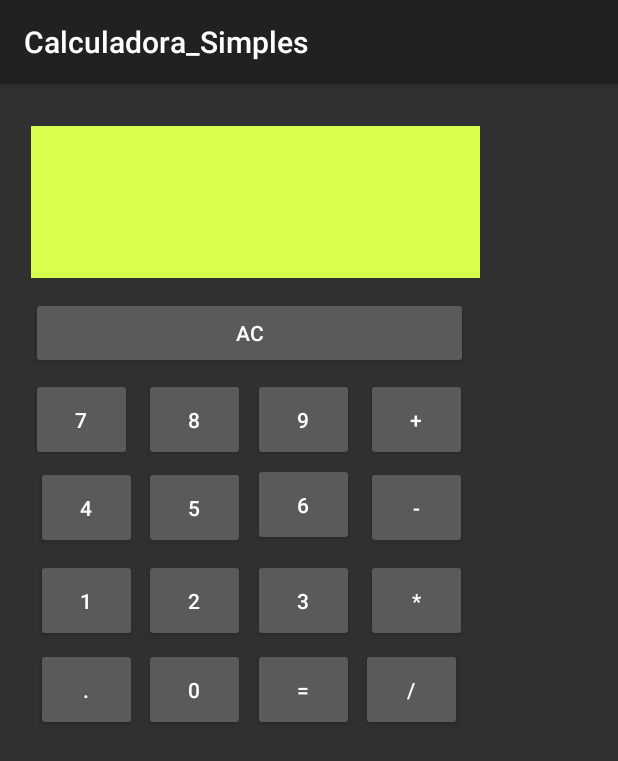
After one commit to EliasBarret/Tec_Android, an Android app: the CalculadoraSimples screen opened directly, with no data from a screen before it, on a phone screen of 412 x 824 dp. The commit adds this screen. Shown: the top 761 px of the screen. Run offline under Robolectric (Android 15) with nearby library versions, the phone set to English and light mode, and no system bars; libraries missing offline, so code that uses them is left out: com.evgenii.jsevaluator.

Commit message:
Atualização Project Android AV1

```diff
--- /dev/null
+++ b/MyApplication/app/src/main/java/globalsoft/com/myapplication/CalculadoraSimples.java
@@ -0,0 +1,179 @@
+package globalsoft.com.myapplication;
+
+import android.app.Activity;
+import android.os.Bundle;
+import android.view.View;
+import android.widget.Button;
+import android.widget.TextView;
+import android.widget.Toast;
+
+import com.evgenii.jsevaluator.JsEvaluator;
+import com.evgenii.jsevaluator.interfaces.JsCallback;
+
+
+public class CalculadoraSimples extends Activity {
+
+    Button b1x, b2x, b3x, b4x, b5x, b6x, b7x, b8x, b9x, b0x, btIgualx, btSomax, btDivx, btMenosx, btVezesx, bpontox, Pare1, Pare2, Acx, Belevado, Braiz, bdel;
+    TextView visorx;
+    String kx;
+    JsEvaluator jsEvaluator = new JsEvaluator(this);
+
+    @Override
+    protected void onCreate(Bundle savedInstanceState) {
+        super.onCreate(savedInstanceState);
+        setContentView(R.layout.activity_calculadora_simples);
+
+
+        visorx = (TextView) findViewById(R.id.TvTela);
+        kx = visorx.getText().toString();
+
+        b1x = (Button) findViewById(R.id.b1x);
+        b1x.setOnClickListener(new View.OnClickListener() {
+            @Override
+            public void onClick(View view) {
+                visorx.setText(kx += "1");
+
+            }
+        });
+        b2x = (Button) findViewById(R.id.b2x);
+        b2x.setOnClickListener(new View.OnClickListener() {
+            @Override
+            public void onClick(View view) {
+                visorx.setText(kx += "2");
+            }
+        });
+        b3x = (Button) findViewById(R.id.b3x);
+        b3x.setOnClickListener(new View.OnClickListener() {
+            @Override
+            public void onClick(View view) {
+                visorx.setText(kx += "3");
+            }
+        });
+        b4x = (Button) findViewById(R.id.b4x);
+        b4x.setOnClickListener(new View.OnClickListener() {
+            @Override
+            public void onClick(View view) {
+                visorx.setText(kx += "4");
+            }
+        });
+        b5x = (Button) findViewById(R.id.b5x);
+        b5x.setOnClickListener(new View.OnClickListener() {
+            @Override
+            public void onClick(View view) {
+                visorx.setText(kx += "5");
+            }
+        });
+        b6x = (Button) findViewById(R.id.b6x);
+        b6x.setOnClickListener(new View.OnClickListener() {
+            @Override
+            public void onClick(View view) {
+                visorx.setText(kx += "6");
+            }
+        });
+        b7x = (Button) findViewById(R.id.b7x);
+        b7x.setOnClickListener(new View.OnClickListener() {
+            @Override
+            public void onClick(View view) {
+                visorx.setText(kx += "7");
+            }
+        });
+        b8x = (Button) findViewById(R.id.b8x);
+        b8x.setOnClickListener(new View.OnClickListener() {
+            @Override
+            public void onClick(View view) {
+                visorx.setText(kx += "8");
+            }
+        });
+        b9x = (Button) findViewById(R.id.b9x);
+        b9x.setOnClickListener(new View.OnClickListener() {
+            @Override
+            public void onClick(View view) {
+                visorx.setText(kx += "9");
+            }
+        });
+        b0x = (Button) findViewById(R.id.b0x);
+        b0x.setOnClickListener(new View.OnClickListener() {
+            @Override
+            public void onClick(View view) {
+                visorx.setText(kx += "0");
+            }
+        });
+
+        Acx = (Button) findViewById(R.id.bac);
+        Acx.setOnClickListener(new View.OnClickListener() {
+            @Override
+            public void onClick(View view) {
+                kx = "";
+                visorx.setText("");
+            }
+        });
+
+        // Operações
+        btIgualx = (Button) findViewById(R.id.biga);
+        btIgualx.setOnClickListener(new View.OnClickListener() {
+            @Override
+            public void onClick(View view) {
+
+               if (kx.trim().equals("")) {
+                } else {
+                    calc(kx);
+                }
+            }
+        });
+        btSomax = (Button) findViewById(R.id.bMa);
+        btSomax.setOnClickListener(new View.OnClickListener() {
+            @Override
+            public void onClick(View view) {
+                visorx.setText(kx += "+");
+            }
+        });
+        btMenosx = (Button) findViewById(R.id.bMe);
+        btMenosx.setOnClickListener(new View.OnClickListener() {
+            @Override
+            public void onClick(View view) {
+                visorx.setText(kx += "-");
+            }
+        });
+        btDivx = (Button) findViewById(R.id.bdivx);
+        btDivx.setOnClickListener(new View.OnClickListener() {
+            @Override
+            public void onClick(View view) {
+                visorx.setText(kx += "/");
+            }
+        });
+        btVezesx = (Button) findViewById(R.id.bV);
+        btVezesx.setOnClickListener(new View.OnClickListener() {
+            @Override
+            public void onClick(View view) {
+                visorx.setText(kx += "*");
+            }
+        });
+        bpontox = (Button) findViewById(R.id.bPox);
+        bpontox.setOnClickListener(new View.OnClickListener() {
+            @Override
+            public void onClick(View view) {
+
+                visorx.setText(kx += ".");
+
+            }
+
+        });
+
+    }
+
+    public void calc(String exp) {
+        try {
+            jsEvaluator.evaluate(exp, new JsCallback() {
+                @Override
+                public void onResult(final String result) {
+                    String xe = String.valueOf(result);
+                    kx+=" = "+xe;
+                    visorx.setText(kx);
+                }
+
+            });
+        } catch (Exception A) {
+            Toast.makeText(this, "Erro De Syntax", Toast.LENGTH_LONG).show();
+        }
+    }
+}
--- a/MyApplication/app/src/main/java/globalsoft/com/myapplication/ExeCalcA.java
+++ b/MyApplication/app/src/main/java/globalsoft/com/myapplication/ExeCalcA.java
@@ -1,5 +1,6 @@
 package globalsoft.com.myapplication;
 
+import android.app.Activity;
 import android.support.v7.app.AppCompatActivity;
 import android.os.Bundle;
 import android.view.Menu;
@@ -8,7 +9,7 @@ import android.view.View;
 import android.widget.Button;
 import android.widget.EditText;
 
-    public class ExeCalcA extends AppCompatActivity {
+    public class ExeCalcA extends Activity {
         Button Soma, subtra,div, mult;
 
         @Override
--- /dev/null
+++ b/MyApplication/app/src/main/res/layout/activity_calculadora_simples.xml
@@ -0,0 +1,147 @@
+<AbsoluteLayout
+    android:id="@+id/widget0"
+    android:layout_width="fill_parent"
+    android:layout_height="fill_parent"
+    xmlns:android="http://schemas.android.com/apk/res/android">
+    <!--
+    xmlns:android="http://schemas.android.com/apk/res/android"
+    xmlns:tools="http://schemas.android.com/tools"
+    android:layout_width="fill_parent"
+    android:layout_height="fill_parent"
+    android:paddingLeft="@dimen/activity_horizontal_margin"
+    android:paddingRight="@dimen/activity_horizontal_margin"
+    android:paddingTop="@dimen/activity_vertical_margin"
+    android:paddingBottom="@dimen/activity_vertical_margin"
+    tools:context="globalsoft.com.myapplication.CalculadoraSimples"> -->
+
+
+
+    <Button
+        android:id="@+id/b7x"
+        android:layout_width="67dp"
+        android:layout_height="55dp"
+        android:text="7"
+        android:layout_x="21dp"
+        android:layout_y="196dp" />
+    <Button
+        android:id="@+id/b4x"
+        android:layout_width="67dp"
+        android:layout_height="55dp"
+        android:text="4"
+        android:layout_x="24dp"
+        android:layout_y="255dp" />
+    <Button
+        android:id="@+id/bPox"
+        android:layout_width="67dp"
+        android:layout_height="55dp"
+        android:text="."
+        android:layout_x="24dp"
+        android:layout_y="376dp" />
+    <Button
+        android:id="@+id/b9x"
+        android:layout_width="67dp"
+        android:layout_height="55dp"
+        android:text="9"
+        android:layout_x="169dp"
+        android:layout_y="196dp" />
+    <Button
+        android:id="@+id/b5x"
+        android:layout_width="67dp"
+        android:layout_height="55dp"
+        android:text="5"
+        android:layout_x="96dp"
+        android:layout_y="255dp" />
+    <Button
+        android:id="@+id/b6x"
+        android:layout_width="67dp"
+        android:layout_height="55dp"
+        android:text="6"
+        android:layout_x="169dp"
+        android:layout_y="253dp" />
+    <Button
+        android:id="@+id/b3x"
+        android:layout_width="67dp"
+        android:layout_height="55dp"
+        android:text="3"
+        android:layout_x="169dp"
+        android:layout_y="317dp" />
+    <Button
+        android:id="@+id/biga"
+        android:layout_width="67dp"
+        android:layout_height="55dp"
+        android:text="="
+        android:layout_x="169dp"
+        android:layout_y="376dp" />
+    <Button
+        android:id="@+id/b2x"
+        android:layout_width="67dp"
+        android:layout_height="55dp"
+        android:text="2"
+        android:layout_x="96dp"
+        android:layout_y="317dp" />
+    <Button
+        android:id="@+id/b0x"
+        android:layout_width="67dp"
+        android:layout_height="55dp"
+        android:text="0"
+        android:layout_x="96dp"
+        android:layout_y="376dp" />
+    <Button
+        android:id="@+id/b8x"
+        android:layout_width="67dp"
+        android:layout_height="55dp"
+        android:text="8"
+        android:layout_x="96dp"
+        android:layout_y="196dp" />
+    <Button
+        android:id="@+id/b1x"
+        android:layout_width="67dp"
+        android:layout_height="55dp"
+        android:text="1"
+        android:layout_x="24dp"
+        android:layout_y="317dp" />
+    <Button
+        android:id="@+id/bMa"
+        android:layout_width="67dp"
+        android:layout_height="55dp"
+        android:text="+"
+        android:layout_x="244dp"
+        android:layout_y="196dp" />
+    <Button
+        android:id="@+id/bMe"
+        android:layout_width="67dp"
+        android:layout_height="55dp"
+        android:text="-"
+        android:layout_x="244dp"
+        android:layout_y="255dp" />
+    <Button
+        android:id="@+id/bV"
+        android:layout_width="67dp"
+        android:layout_height="55dp"
+        android:text="*"
+        android:layout_x="244dp"
+        android:layout_y="317dp" />
+    <Button
+        android:id="@+id/bdivx"
+        android:layout_width="67dp"
+        android:layout_height="55dp"
+        android:text="/"
+        android:layout_x="241dp"
+        android:layout_y="376dp" />
+    <TextView
+        android:id="@+id/TvTela"
+        android:layout_width="299dp"
+        android:layout_height="101dp"
+        android:layout_x="21dp"
+        android:layout_y="28dp"
+        android:background="#d8ff4d"
+        android:textColor="#000100" />
+
+    <Button
+        android:layout_width="291dp"
+        android:layout_height="wrap_content"
+        android:text="AC"
+        android:id="@+id/bac"
+        android:layout_x="21dp"
+        android:layout_y="142dp" />
+</AbsoluteLayout>
--- a/MyApplication/app/src/main/res/values/strings.xml
+++ b/MyApplication/app/src/main/res/values/strings.xml
@@ -20,4 +20,6 @@
     <string name="title_activity_main2">Main2Activity</string>
     <string name="title_activity_autenticacao">Autenticacao</string>
     <string name="title_activity_expre_calc">Expre_calc</string>
+    <string name="title_activity_imagem_tela_java">ImagemTelaJava</string>
+    <string name="title_activity_calculadora_simples">Calculadora_Simples</string>
 </resources>
```
Also changed, not shown: MyApplication/app/src/main/AndroidManifest.xml (+22 -3 lines), MyApplication/app/src/main/java/globalsoft/com/myapplication/Autenticacao.java (+7 -4 lines), MyApplication/app/src/main/java/globalsoft/com/myapplication/CalculadoraAV1.java (+15 -4 lines), MyApplication/app/src/main/java/globalsoft/com/myapplication/ImagemTelaJava.java (added, +31 -0 lines), MyApplication/app/src/main/java/globalsoft/com/myapplication/MenuTela.java (+20 -4 lines), MyApplication/app/src/main/res/layout/activity_imagem_tela_java.xml (added, +22 -0 lines), MyApplication/app/src/main/res/layout/activity_letra_acalc.xml (+19 -16 lines), MyApplication/app/src/main/res/layout/activity_main.xml (+8 -5 lines), MyApplication/app/src/main/res/layout/activity_tela2.xml (+4 -3 lines), MyApplication/app/src/main/res/menu/menu_calculadora_simples.xml (added, +7 -0 lines), MyApplication/app/src/main/res/menu/menu_imagem_tela_java.xml (added, +7 -0 lines), MyApplication/app/src/main/res/drawable/smile.png (added).
